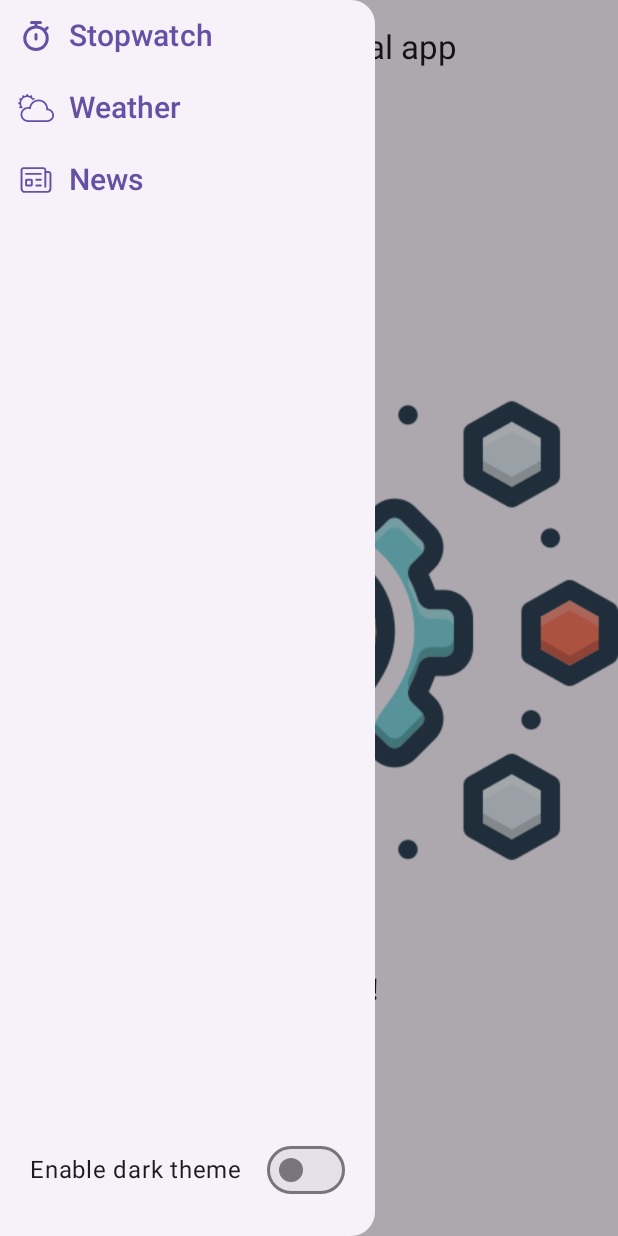
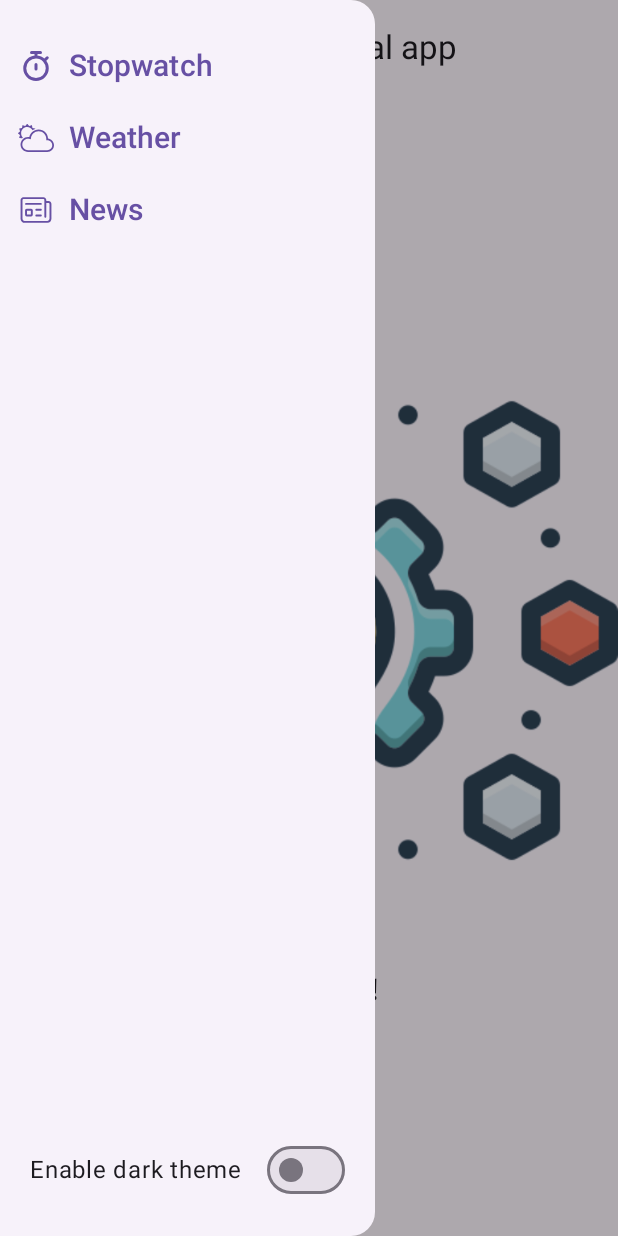
Before and after one commit to agzamdeveloper/UniversalApp, an Android app built with Jetpack Compose: the screen it shows after launch (MainActivity), after a tap on "Localized description", on a phone screen of 412 x 824 dp. Run offline under Robolectric (Android 15) with nearby library versions, the phone set to English and light mode, and no system bars; our stand-ins replace Dagger/Hilt's generated code.

Commit message:
refactoring screens

```diff
--- a/presentation/src/main/java/com/example/presentation/universal/screen/UniversalAppScreen.kt
+++ b/presentation/src/main/java/com/example/presentation/universal/screen/UniversalAppScreen.kt
@@ -85,7 +85,9 @@ fun UniversalMainScreen(
             ModalDrawerSheet(
                 modifier = Modifier.width(250.dp)
             ) {
-                Column {
+                Column(
+                    modifier = Modifier.padding(top = 20.dp)
+                ) {
                     NavigateTextButton(
                         buttonText = "Stopwatch",
                         painterResourceId = R.drawable.stopwatch_icon,
```
Also changed, not shown: presentation/src/main/java/com/example/presentation/news/screen/NewsDetailsScreen.kt (+15 -5 lines).
